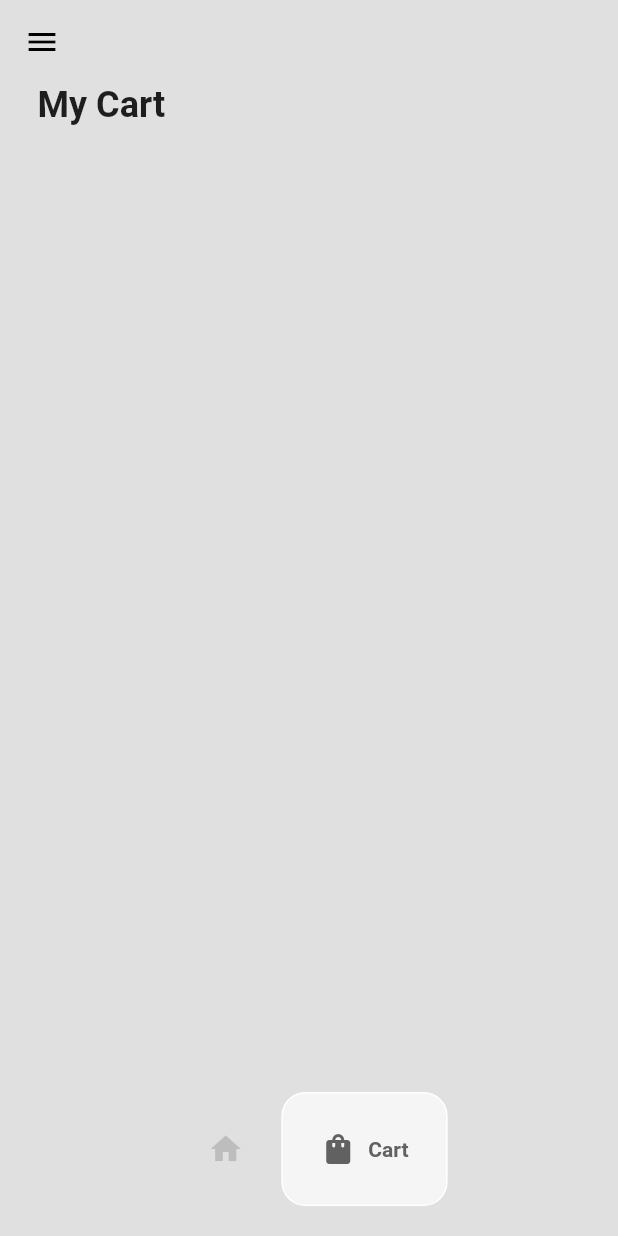
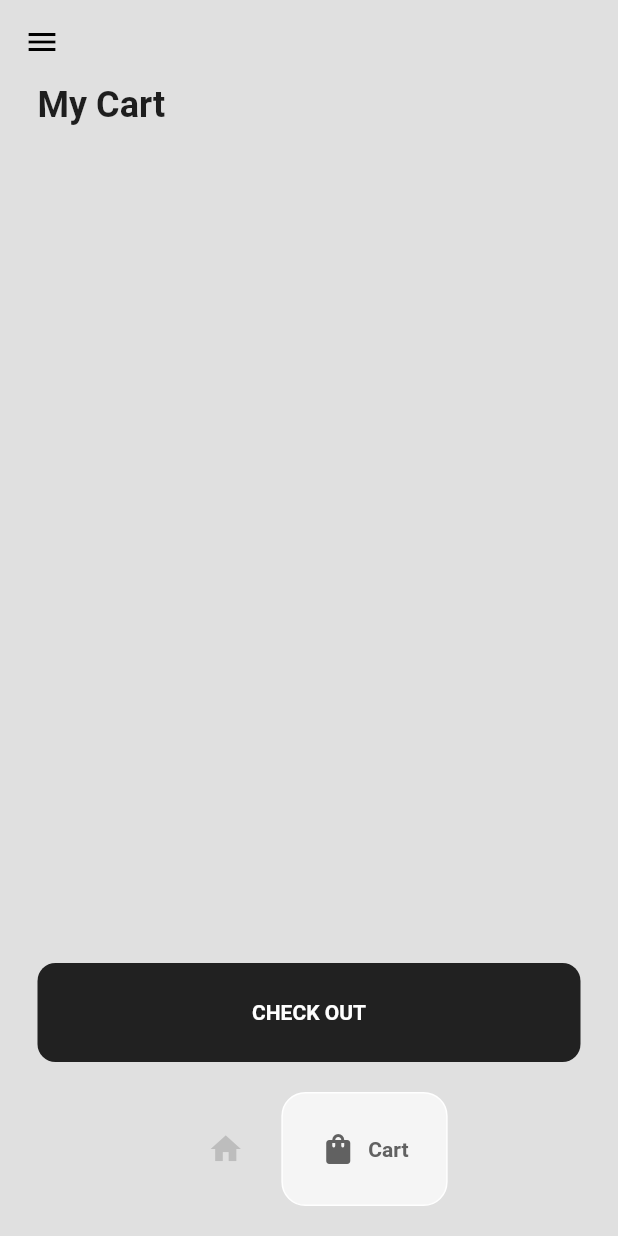
Before and after one commit to DanilIvanchik/Ecommerce-flutter-app, a Flutter app: the HomePage screen opened directly, item 2 of the bottom bar chosen, on a phone screen of 412 x 824 dp. Run offline on Flutter 3.47's test engine with Material 2 defaults, Android fonts, the light colour scheme and no system bars; drawn by our look-alikes of google_nav_bar.

Commit message:
Added checkout button

```diff
--- a/lib/pages/cart_page.dart
+++ b/lib/pages/cart_page.dart
@@ -12,6 +12,15 @@ class CartPage extends StatefulWidget {
 }
 
 class _CartPageState extends State<CartPage> {
+  void checkOur() {
+    showDialog(
+        context: context,
+        builder: (context) => const AlertDialog(
+              title: Text('Zzz...'),
+              content: Text('Not implemented yet!'),
+            ));
+  }
+
   @override
   Widget build(BuildContext context) {
     return Consumer<Cart>(
@@ -33,7 +42,26 @@ class _CartPageState extends State<CartPage> {
                           itemBuilder: (context, index) {
                             Shoe cartItems = value.getUserCart()[index];
                             return CartItem(shoe: cartItems);
-                          }))
+                          })),
+                  SizedBox(
+                    height: 10,
+                  ),
+                  GestureDetector(
+                    onTap: checkOur,
+                    child: Container(
+                      decoration: BoxDecoration(
+                          color: Colors.grey.shade900,
+                          borderRadius: BorderRadius.circular(12)),
+                      padding: EdgeInsets.all(25),
+                      child: Center(
+                        child: Text(
+                          "CHECK OUT",
+                          style: TextStyle(
+                              color: Colors.white, fontWeight: FontWeight.bold),
+                        ),
+                      ),
+                    ),
+                  )
                 ],
               ),
             ));
```
